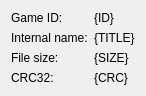
Qt form Libretro/mgba/src/platform/qt/ROMInfo.ui (kiddreads/Avalon-copy2) before a commit.
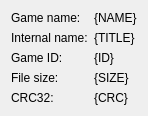
The same form after that commit.

Diff of the .ui file:
```diff
--- a/Libretro/mgba/src/platform/qt/ROMInfo.ui
+++ b/Libretro/mgba/src/platform/qt/ROMInfo.ui
@@ -7,7 +7,7 @@
     <x>0</x>
     <y>0</y>
     <width>236</width>
-    <height>142</height>
+    <height>146</height>
    </rect>
   </property>
   <property name="windowTitle">
@@ -21,16 +21,19 @@
     <enum>QFormLayout::FieldsStayAtSizeHint</enum>
    </property>
    <item row="0" column="0">
-    <widget class="QLabel" name="label_2">
+    <widget class="QLabel" name="label_5">
      <property name="text">
-      <string>Game ID:</string>
+      <string>Game name:</string>
      </property>
     </widget>
    </item>
    <item row="0" column="1">
-    <widget class="QLabel" name="id">
+    <widget class="QLabel" name="name">
      <property name="text">
-      <string>{ID}</string>
+      <string>{NAME}</string>
+     </property>
+     <property name="wordWrap">
+      <bool>true</bool>
      </property>
      <property name="textInteractionFlags">
       <set>Qt::LinksAccessibleByMouse|Qt::TextSelectableByMouse</set>
@@ -55,13 +58,30 @@
     </widget>
    </item>
    <item row="2" column="0">
+    <widget class="QLabel" name="label_2">
+     <property name="text">
+      <string>Game ID:</string>
+     </property>
+    </widget>
+   </item>
+   <item row="2" column="1">
+    <widget class="QLabel" name="id">
+     <property name="text">
+      <string>{ID}</string>
+     </property>
+     <property name="textInteractionFlags">
+      <set>Qt::LinksAccessibleByMouse|Qt::TextSelectableByMouse</set>
+     </property>
+    </widget>
+   </item>
+   <item row="3" column="0">
     <widget class="QLabel" name="label_3">
      <property name="text">
       <string>File size:</string>
      </property>
     </widget>
    </item>
-   <item row="2" column="1">
+   <item row="3" column="1">
     <widget class="QLabel" name="size">
      <property name="text">
       <string>{SIZE}</string>
@@ -71,14 +91,14 @@
      </property>
     </widget>
    </item>
-   <item row="3" column="0">
+   <item row="4" column="0">
     <widget class="QLabel" name="label_4">
      <property name="text">
       <string>CRC32:</string>
      </property>
     </widget>
    </item>
-   <item row="3" column="1">
+   <item row="4" column="1">
     <widget class="QLabel" name="crc">
      <property name="text">
       <string>{CRC}</string>
```
